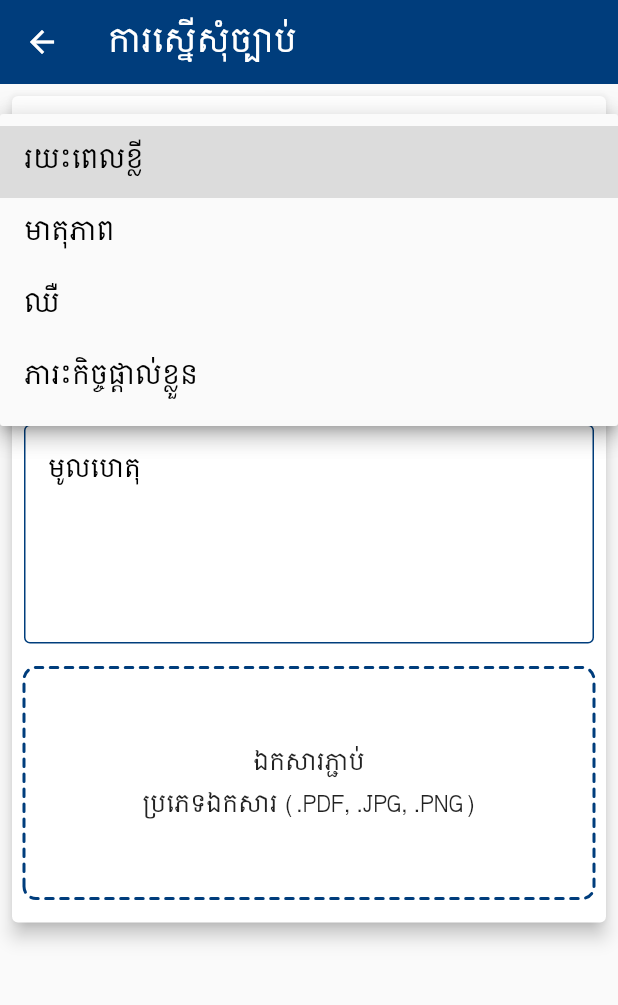
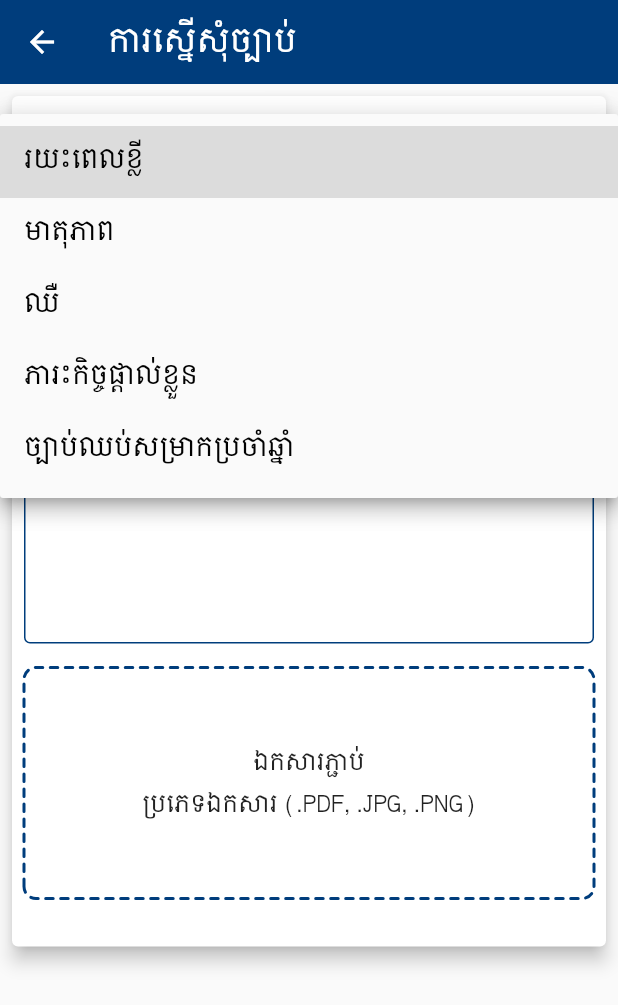
Before and after one commit to vinhwathana/xiaoming, a Flutter app: the AddRequestLeavePage screen opened directly, after a tap on "ប្រភេទ", on a phone screen of 412 x 824 dp. Shown: the top 1005 px of the screen. Run offline on Flutter 3.47's test engine with Material 2 defaults, Android fonts, the phone set to English and light mode, and no system bars; drawn by our look-alikes of dotted_border; our stand-ins replace auto_size_text, connectivity_plus, extended_image, file_picker, flip_card, flutter_secure_storage and 8 more; missing offline and left inert: avatars, khmer_date, search_choices, syncfusion_flutter_core; accounts and stored records are empty.

Commit message:
Build add request leave form

```diff
--- a/analysis_options.yaml
+++ b/analysis_options.yaml
@@ -4,7 +4,7 @@ linter:
 
   rules:
     prefer_const_constructors: false
-    avoid_print: false
+    avoid_print: true
     prefer_const_declarations: false
     avoid_unnecessary_containers: false
     prefer_const_literals_to_create_immutables: false
--- a/lib/utils/api_route.dart
+++ b/lib/utils/api_route.dart
@@ -1,7 +1,7 @@
 // BASE SERVICE URL
 // const String baseUrl = 'https://edps.ddns.net/hrmis_api_mptc_training/v1';
-// const String baseUrl = "https://edps.ddns.net/hrmis_api_mptc_dev/v1";
-const String baseUrl = "https://hrmisapi.mptc.gov.kh/v1";
+const String baseUrl = "https://edps.ddns.net/hrmis_api_mptc_dev/v1";
+// const String baseUrl = "https://hrmisapi.mptc.gov.kh/v1";
 
 
 // ENDPOINT: AUTHENTICATION
--- a/lib/views/request_leave/add_request_leave.dart
+++ b/lib/views/request_leave/add_request_leave.dart
@@ -1,11 +1,15 @@
+import 'dart:io';
+
 import 'package:dotted_border/dotted_border.dart';
 import 'package:file_picker/file_picker.dart';
 import 'package:flutter/material.dart';
 import 'package:get/get.dart';
+import 'package:open_file/open_file.dart';
 import 'package:xiaoming/colors/company_colors.dart';
 import 'package:xiaoming/components/clickable_textfield.dart';
 import 'package:xiaoming/components/custom_type_text_field.dart';
 import 'package:xiaoming/components/dropdown_textfield.dart';
+import 'package:xiaoming/components/file_viewer.dart';
 import 'package:xiaoming/utils/constant.dart';
 
 class AddRequestLeavePage extends StatefulWidget {
@@ -28,9 +32,21 @@ class _AddRequestLeaveState extends State<AddRequestLeavePage> {
     "មាតុភាព",
     "ឈឺ",
     "ភារះកិច្ចផ្តាល់ខ្លួន",
+    "ច្បាប់ឈប់សម្រាកប្រចាំឆ្នាំ",
   ];
 
   String? selectedTypeRequestLeave;
+  ShortLeaveType? selectedShortLeaveType;
+  bool firstEvening = false;
+  bool lastMorning = false;
+  double? totalAmountOfDay;
+  final List<PlatformFile> files = [];
+
+  void onChangeShortLeaveType(ShortLeaveType? value) {
+    setState(() {
+      selectedShortLeaveType = value;
+    });
+  }
 
   @override
   Widget build(BuildContext context) {
@@ -59,28 +75,60 @@ class _AddRequestLeaveState extends State<AddRequestLeavePage> {
                     });
                   },
                 ),
-                const SizedBox(height: 16),
-                ClickableTextField(
-                  controller: rangeOfDateTextCon,
-                  labelText: "ចាប់ពីថ្ងៃទី - ដល់ថ្ងៃទី",
-                  suffixIcon: Wrap(
-                    alignment: WrapAlignment.center,
-                    runAlignment: WrapAlignment.center,
-                    children: const [
-                      Text(
-                        "10 ថ្ងៃ",
+                const SizedBox(height: 8),
+                Visibility(
+                  visible: (selectedTypeRequestLeave == typeOfRequestLeave[0]),
+                  maintainSize: false,
+                  child: Row(
+                    children: [
+                      Row(
+                        children: [
+                          Radio<ShortLeaveType?>(
+                            groupValue: selectedShortLeaveType,
+                            value: ShortLeaveType.LESSTHAN5,
+                            onChanged: onChangeShortLeaveType,
+                          ),
+                          const Text("តិចជាង៥ថ្ងៃ"),
+                        ],
+                      ),
+                      Row(
+                        children: [
+                          Radio<ShortLeaveType?>(
+                            groupValue: selectedShortLeaveType,
+                            value: ShortLeaveType.BETWEEN6AND15,
+                            onChanged: onChangeShortLeaveType,
+                          ),
+                          const Text("៦ថ្ងៃ ទៅ១៥ថ្ងៃ"),
+                        ],
+                      ),
+                    ],
+                  ),
+                ),
+                const SizedBox(height: 8),
+                Row(
+                  children: [
+                    Expanded(
+                      flex: 20,
+                      child: ClickableTextField(
+                        controller: rangeOfDateTextCon,
+                        labelText: "ចាប់ពីថ្ងៃទី - ដល់ថ្ងៃទី",
+                        onClickTextField: () {
+                          pickDateRange();
+                        },
+                      ),
+                    ),
+                    Expanded(
+                      flex: 4,
+                      child: Text(
+                        "${totalAmountOfDay?.toStringAsFixed(0) ?? ""} ថ្ងៃ",
                         style: TextStyle(
                           height: 1,
                           fontSize: 16,
                         ),
                         textAlign: TextAlign.center,
                       ),
-                      SizedBox(width: 4),
-                    ],
-                  ),
-                  onClickTextField: () {
-                    pickDateRange();
-                  },
+                    ),
+                  ],
                 ),
                 const SizedBox(height: 8),
                 Row(
@@ -88,8 +136,12 @@ class _AddRequestLeaveState extends State<AddRequestLeavePage> {
                     Row(
                       children: [
                         Checkbox(
-                          value: false,
-                          onChanged: (bool? value) {},
+                          value: firstEvening,
+                          onChanged: (bool? value) {
+                            setState(() {
+                              firstEvening = value ?? false;
+                            });
+                          },
                         ),
                         const Text("កន្លះថ្ងៃល្ងាច"),
                       ],
@@ -97,8 +149,12 @@ class _AddRequestLeaveState extends State<AddRequestLeavePage> {
                     Row(
                       children: [
                         Checkbox(
-                          value: false,
-                          onChanged: (bool? value) {},
+                          value: lastMorning,
+                          onChanged: (bool? value) {
+                            setState(() {
+                              lastMorning = value ?? false;
+                            });
+                          },
                         ),
                         const Text("កន្លះថ្ងៃព្រឹក"),
                       ],
@@ -115,10 +171,15 @@ class _AddRequestLeaveState extends State<AddRequestLeavePage> {
                 const SizedBox(height: 16),
                 InkWell(
                   onTap: () async {
-                    await FilePicker.platform.pickFiles(
+                    final result = await FilePicker.platform.pickFiles(
                       allowedExtensions: ['jpg', 'png', 'pdf'],
                       type: FileType.custom,
+                      allowMultiple: true,
                     );
+                    if (result != null) {
+                      files.addAll(result.files);
+                      setState(() {});
+                    }
                   },
                   child: DottedBorder(
                     borderType: BorderType.RRect,
@@ -145,6 +206,30 @@ class _AddRequestLeaveState extends State<AddRequestLeavePage> {
                   ),
                 ),
                 const SizedBox(height: 16),
+                ListView.builder(
+                  shrinkWrap: true,
+                  itemCount: files.length,
+                  itemBuilder: (context, index) {
+                    return ListTile(
+                      onTap: () async {
+                        final result = await OpenFile.open(files[index].path);
+
+                      },
+                      title: Text(files[index].name),
+                      trailing: IconButton(
+                        onPressed: () {
+                          files.removeAt(index);
+                          setState(() {});
+                        },
+                        icon: Icon(
+                          Icons.clear,
+                          color: CompanyColors.yellow,
+                        ),
+                      ),
+                    );
+                  },
+                ),
+                const SizedBox(height: 16),
               ],
             ),
           ),
@@ -166,10 +251,10 @@ class _AddRequestLeaveState extends State<AddRequestLeavePage> {
       lastDate: lastDate,
       locale: Get.locale,
       currentDate: now,
-      // initialDateRange: DateTimeRange(
-      //   start: start,
-      //   end: end,
-      // ),
+      initialDateRange: DateTimeRange(
+        start: start ?? now,
+        end: end ?? now,
+      ),
       builder: (context, child) {
         return Theme(
           data: Theme.of(context).copyWith(
@@ -188,6 +273,38 @@ class _AddRequestLeaveState extends State<AddRequestLeavePage> {
         rangeOfDateTextCon.text =
             "${formatDateTimeForView(start)} - ${formatDateTimeForView(end)}";
       });
+      calculateAmountOfDay();
     }
   }
+
+  void calculateAmountOfDay() {
+    if (end == null || start == null) {
+      return;
+    }
+    final difference = end!.difference(start!);
+    totalAmountOfDay = difference.inDays.toDouble() + 1;
+    DateTime tempStart = start!;
+    final tempEnd = end!;
+
+    while (tempStart != tempEnd) {
+      tempStart = tempStart.add(Duration(days: 1));
+      if (formatNameOfDate.format(tempStart) == "Sunday" ||
+          formatNameOfDate.format(tempStart) == "Saturday") {
+        totalAmountOfDay = totalAmountOfDay! - 1.0;
+      }
+    }
+    setState(() {});
+  }
 }
+
+enum RequestLeaveType {
+  SHORT,
+  MATERNITY,
+  SICK,
+  PERSONAL,
+  ANNUAL,
+}
+enum ShortLeaveType {
+  LESSTHAN5,
+  BETWEEN6AND15,
+}
```
